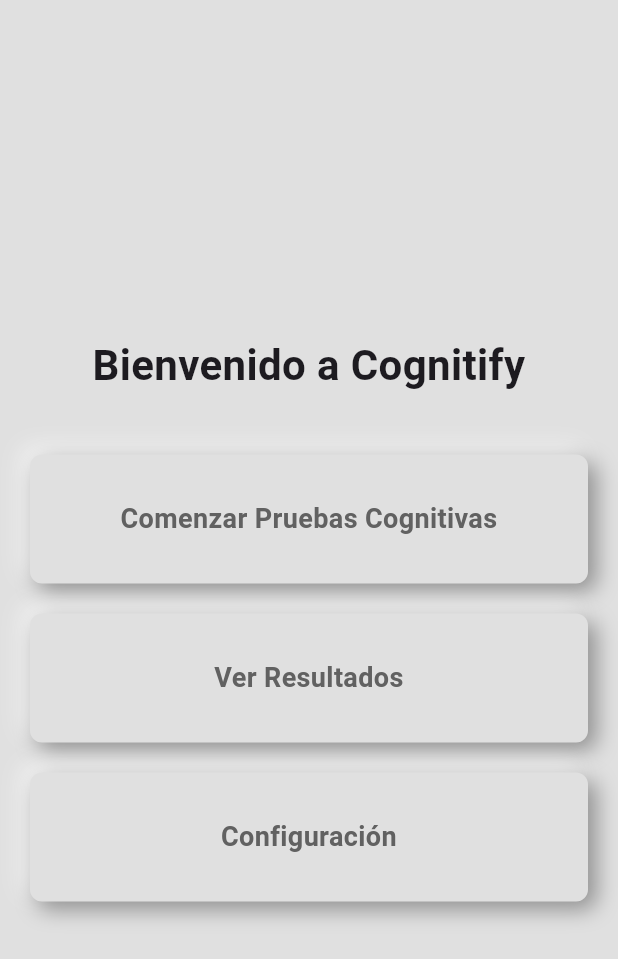
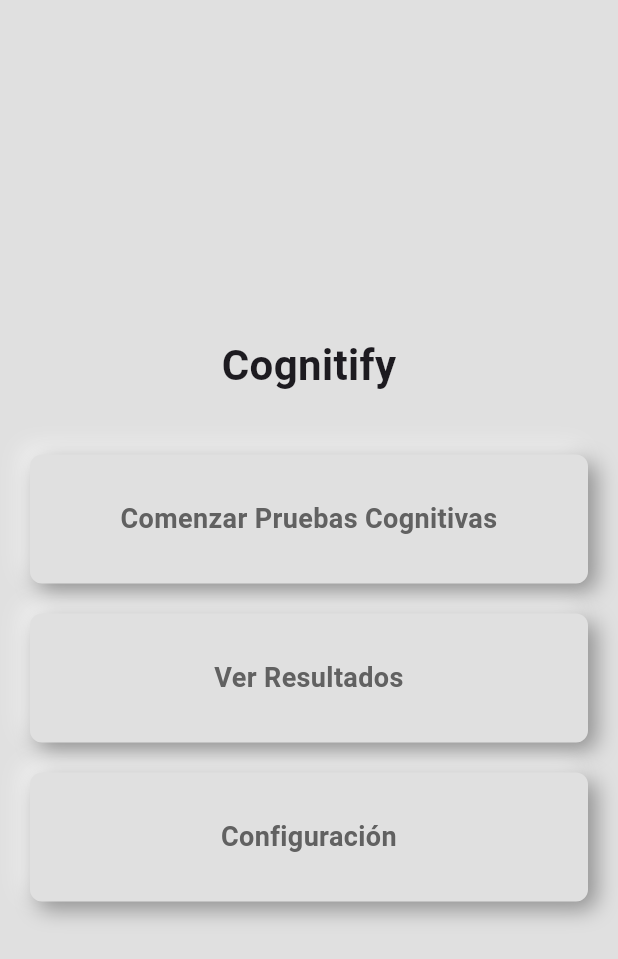
Before and after one commit to jojoji54/Cognitify, a Flutter app: the screen it shows after launch, on a phone screen of 412 x 824 dp. Shown: the top 959 px of the screen. Run offline on Flutter 3.47's test engine with Material 3 defaults, Android fonts, the phone set to English and light mode, and no system bars; our stand-ins replace flutter_neumorphic_plus, hive, hive_flutter; accounts and stored records are empty.

Commit message:
creando el home 2

```diff
--- a/lib/screens/home_screen.dart
+++ b/lib/screens/home_screen.dart
@@ -13,10 +13,13 @@ class HomeScreen extends StatelessWidget {
           mainAxisAlignment: MainAxisAlignment.center,
           crossAxisAlignment: CrossAxisAlignment.stretch,
           children: [
-            const Text(
-              "Bienvenido a Cognitify",
-              style: TextStyle(fontSize: 28, fontWeight: FontWeight.bold),
-              textAlign: TextAlign.center,
+            const Align(
+              alignment: Alignment.topCenter,
+              child: Text(
+                "Cognitify",
+                style: TextStyle(fontSize: 28, fontWeight: FontWeight.bold),
+                textAlign: TextAlign.center,
+              ),
             ),
             const SizedBox(height: 40),
             NeumorphicButton(
```
